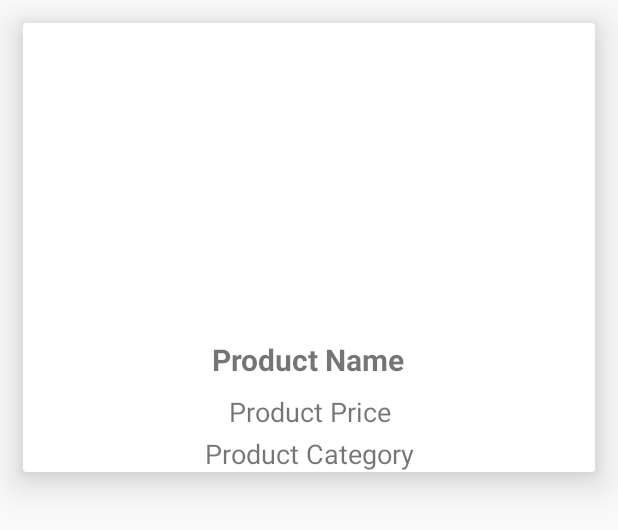
After one commit to Gulsher6862/DebuggingProject1, an Android app: the layout product_layout.xml on its own in the app's theme, with its tools: preview values and no code run, on a phone screen of 412 x 824 dp. The commit adds this screen. Shown: the top 530 px of the screen. Run offline under Robolectric (Android 15) with nearby library versions, the phone set to English and light mode, and no system bars.

Commit message:
fetch products from firestore

```diff
--- a/Project1/app/build.gradle
+++ b/Project1/app/build.gradle
@@ -39,10 +39,12 @@ dependencies {
     implementation 'com.google.firebase:firebase-analytics:17.5.0'
     implementation 'com.google.firebase:firebase-core:17.5.0'
     implementation 'com.google.firebase:firebase-storage:19.1.1'
+    implementation 'com.firebaseui:firebase-ui-firestore:6.3.0'
     implementation 'androidx.cardview:cardview:1.0.0'
     implementation 'androidx.recyclerview:recyclerview:1.0.0'
     implementation 'io.paperdb:paperdb:2.7.1'
     implementation 'com.google.firebase:firebase-firestore:20.2.0'
     implementation 'com.android.support:multidex:1.0.3'
+    implementation 'com.squareup.picasso:picasso:2.71828'
 
 }
--- a/Project1/app/src/main/res/layout/activity_home.xml
+++ b/Project1/app/src/main/res/layout/activity_home.xml
@@ -133,7 +133,6 @@
 
 
         </LinearLayout>
-
 
             <TextView
                 android:id="@+id/textVi"
--- /dev/null
+++ b/Project1/app/src/main/res/layout/product_layout.xml
@@ -0,0 +1,62 @@
+<?xml version="1.0" encoding="utf-8"?>
+<androidx.cardview.widget.CardView xmlns:android="http://schemas.android.com/apk/res/android"
+    android:layout_width="match_parent"
+    android:layout_height="wrap_content"
+    xmlns:app="http://schemas.android.com/apk/res-auto"
+    android:layout_marginTop="15dp"
+    android:layout_marginStart="15dp"
+    android:layout_marginEnd="15dp"
+    android:layout_marginBottom="15dp"
+    app:cardElevation="15dp">
+
+    <RelativeLayout
+        android:layout_width="match_parent"
+        android:layout_height="match_parent">
+
+        <ImageView
+            android:id="@+id/product_image"
+            android:layout_width="match_parent"
+            android:layout_height="200dp"
+            android:scaleType="centerCrop"
+            android:layout_marginBottom="5dp">
+        </ImageView>
+
+        <TextView
+            android:id="@+id/product_name"
+            android:layout_width="wrap_content"
+            android:layout_height="wrap_content"
+            android:padding="5dp"
+            android:text="Product Name"
+            android:layout_centerHorizontal="true"
+            android:textSize="20sp"
+            android:textStyle="bold"
+            android:layout_below="@+id/product_image">
+
+        </TextView>
+
+        <TextView
+            android:id="@+id/product_price"
+            android:layout_width="match_parent"
+            android:layout_height="wrap_content"
+            android:text="Product Price"
+            android:gravity="center"
+            android:textSize="18sp"
+            android:layout_marginTop="3dp"
+            android:layout_below="@+id/product_name">
+
+        </TextView>
+
+        <TextView
+            android:id="@+id/product_category"
+            android:layout_width="match_parent"
+            android:layout_height="wrap_content"
+            android:text="Product Category"
+            android:gravity="center"
+            android:textSize="18sp"
+            android:layout_marginTop="3dp"
+            android:layout_below="@+id/product_price">
+
+        </TextView>
+    </RelativeLayout>
+
+</androidx.cardview.widget.CardView>
```
Also changed, not shown: Project1/app/src/main/AndroidManifest.xml (+6 -4 lines), Project1/app/src/main/java/com/example/project1/Home.java (+35 -1 lines), Project1/app/src/main/java/com/example/project1/Interface/ItemClickListner.java (added, +8 -0 lines), Project1/app/src/main/java/com/example/project1/MenPerfumes.java (added, +64 -0 lines), Project1/app/src/main/java/com/example/project1/Model/Products.java (added, +83 -0 lines), Project1/app/src/main/java/com/example/project1/ViewHolder/ProductViewHolder.java (added, +36 -0 lines), Project1/app/src/main/java/com/example/project1/WomenPerfumes.java (added, +64 -0 lines), Project1/app/src/main/res/layout/activity_men_perfumes.xml (added, +15 -0 lines), Project1/app/src/main/res/layout/activity_women_perfumes.xml (added, +15 -0 lines).
